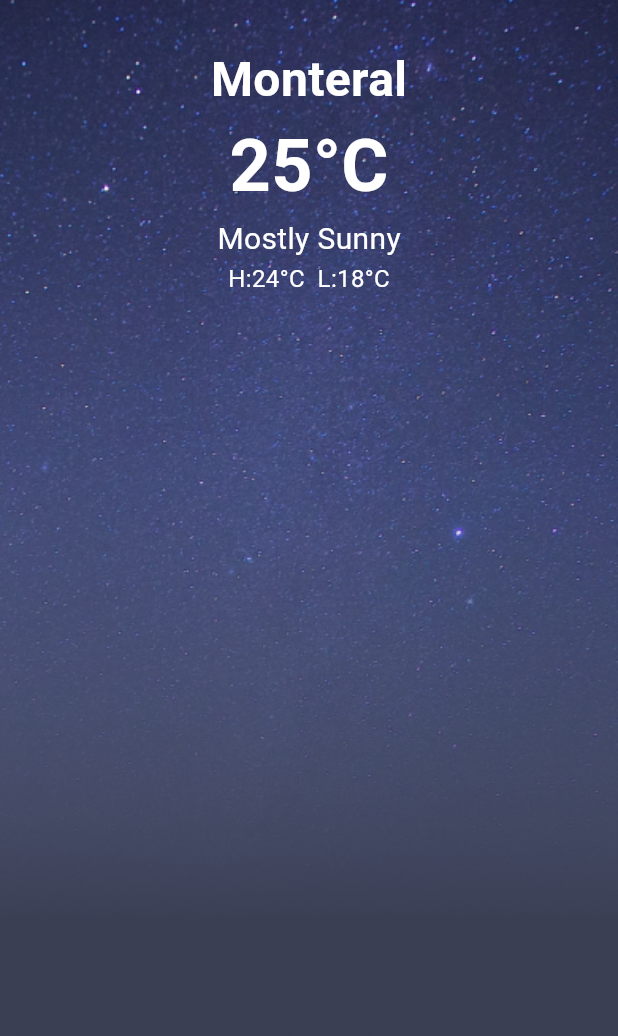
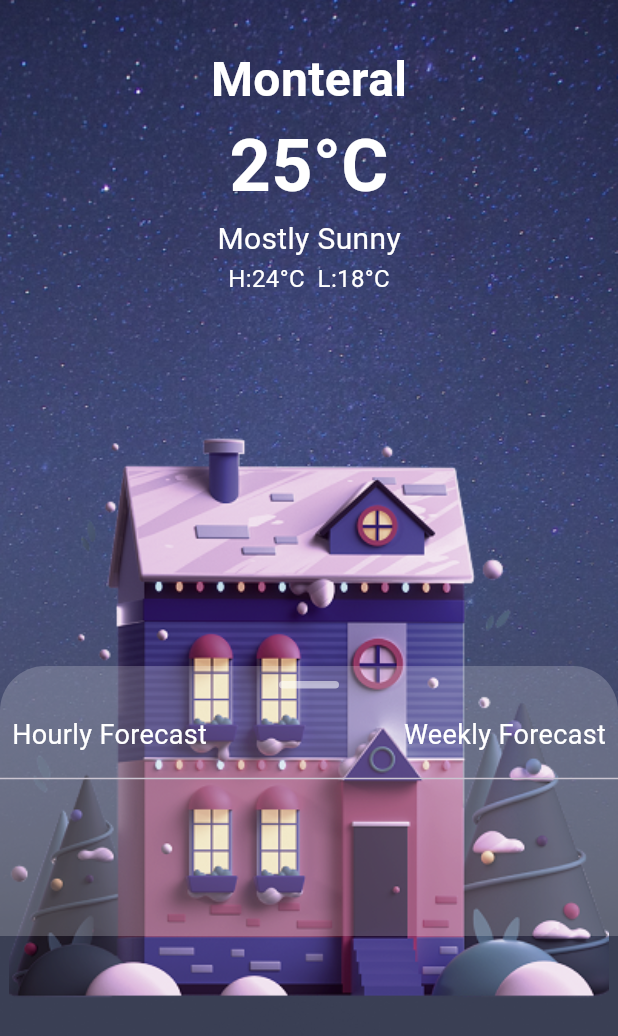
Before and after one commit to Dannansilva/weatherApp2.0, a Flutter app: the screen it shows after launch, on a phone screen of 412 x 824 dp. Shown: the top 1036 px of the screen. Run offline on Flutter 3.47's test engine with Material 3 defaults, Android fonts, the phone set to English and light mode, and no system bars.

Commit message:
home page ui

```diff
--- a/lib/homepage.dart
+++ b/lib/homepage.dart
@@ -10,9 +10,14 @@ class Homepage extends StatefulWidget {
 class _HomepageState extends State<Homepage> {
   @override
   Widget build(BuildContext context) {
+    final screenHeight = MediaQuery.of(context).size.height;
+    final houseImageHeight = 400.0;
+    final containerOffset = houseImageHeight / 2;
+
     return Scaffold(
       body: Stack(
         children: [
+          // Background
           Container(
             height: double.infinity,
             width: double.infinity,
@@ -24,13 +29,11 @@ class _HomepageState extends State<Homepage> {
             ),
           ),
 
-          // Content on top of the background
+          // Main content (City, Temp, etc.)
           Center(
-            child: Padding(
-              padding: const EdgeInsets.only(top: 30.0),
             child: Column(
-                mainAxisAlignment: MainAxisAlignment.start,
-                children: const [
+              children: [
+                const SizedBox(height: 30),
                 Text(
                   "Monteral",
                   style: TextStyle(
@@ -55,6 +58,68 @@ class _HomepageState extends State<Homepage> {
                   "H:24°C  L:18°C",
                   style: TextStyle(color: Colors.white, fontSize: 16),
                 ),
+                const Spacer(),
+              ],
+            ),
+          ),
+
+          // House Image
+          Align(
+            alignment: Alignment.bottomCenter,
+            child: Padding(
+              padding: const EdgeInsets.only(bottom: 150),
+              child: Image.asset(
+                "assets/house.png",
+                height: 400,
+                width: 500,
+                fit: BoxFit.contain,
+              ),
+            ),
+          ),
+
+          // Bottom Container
+          Positioned(
+            bottom: containerOffset,
+            left: 0,
+            right: 0,
+            child: Container(
+              height: 180,
+              decoration: BoxDecoration(
+                color: Colors.white.withOpacity(0.2),
+                borderRadius: const BorderRadius.only(
+                  topLeft: Radius.circular(30),
+                  topRight: Radius.circular(30),
+                ),
+              ),
+              child: Column(
+                children: [
+                  const SizedBox(height: 10),
+                  Container(
+                    width: 40,
+                    height: 5,
+                    decoration: BoxDecoration(
+                      color: Colors.white54,
+                      borderRadius: BorderRadius.circular(10),
+                    ),
+                  ),
+                  const SizedBox(height: 10),
+                  Padding(
+                    padding: const EdgeInsets.all(8.0),
+                    child: Row(
+                      children: [
+                        Text(
+                          "Hourly Forecast",
+                          style: TextStyle(color: Colors.white, fontSize: 18),
+                        ),
+                        Spacer(),
+                        Text(
+                          "Weekly Forecast",
+                          style: TextStyle(color: Colors.white, fontSize: 18),
+                        ),
+                      ],
+                    ),
+                  ),
+                  Divider(),
                 ],
               ),
             ),
```
Also changed, not shown: assets/house.png (added). Lines whose indentation alone changed are shown as unchanged.
